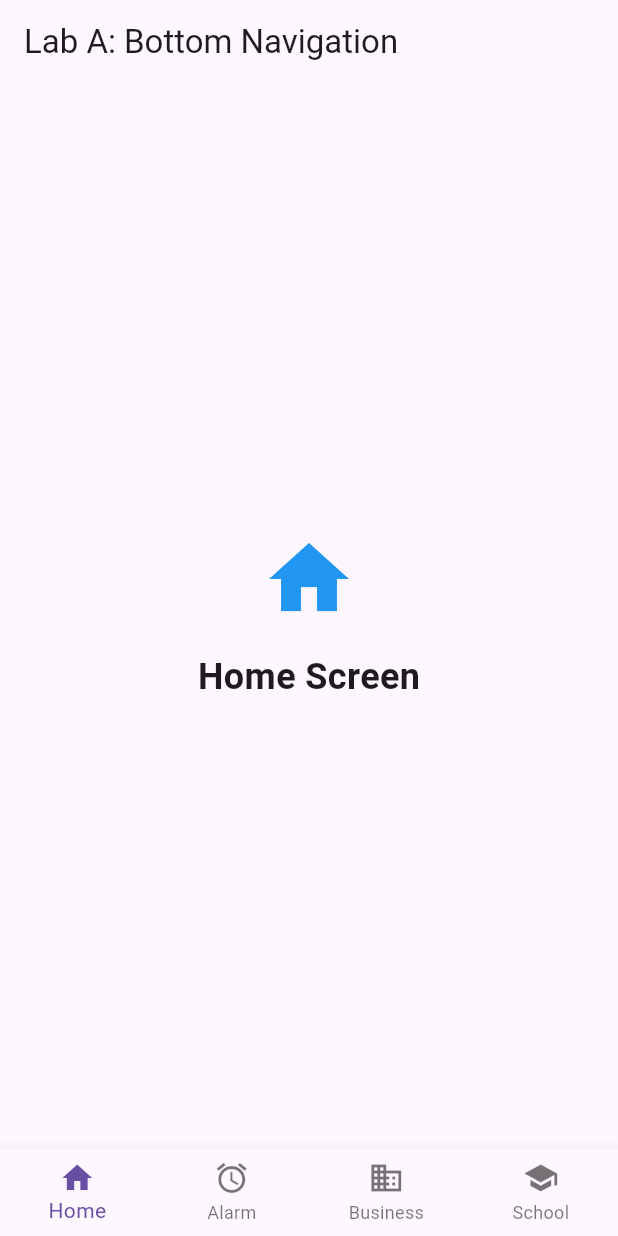
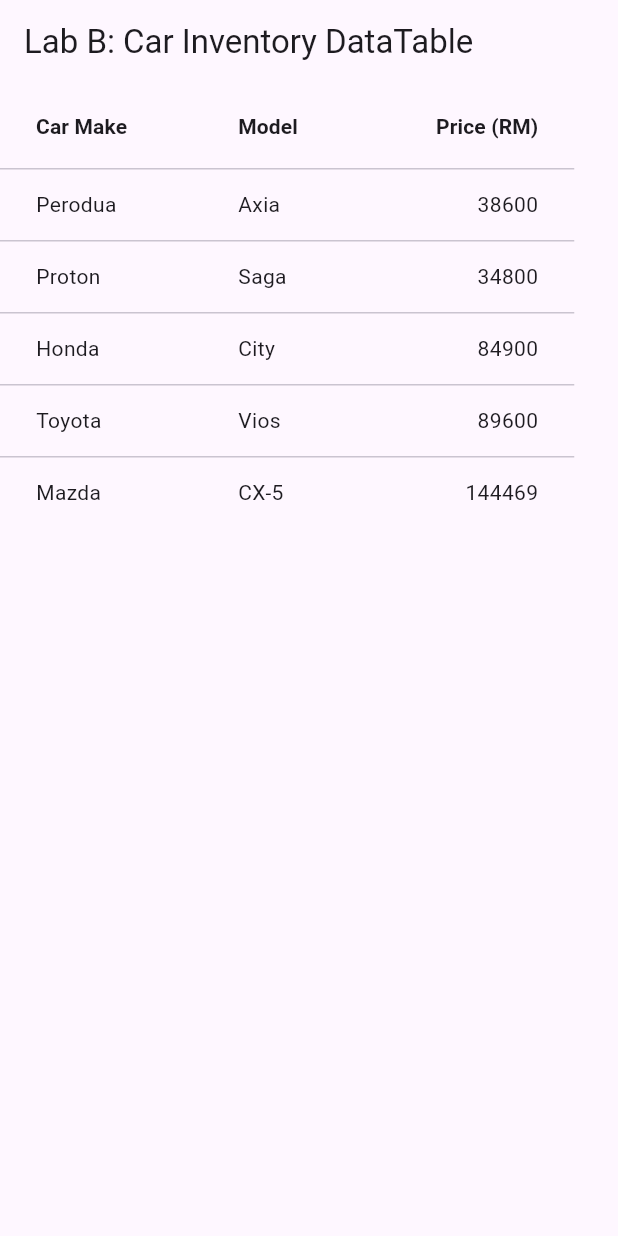
Before and after one commit to jaymex1115/TMA3084_G02_104499_Lab05_Lesson07, a Flutter app: the screen it shows after launch, on a phone screen of 412 x 824 dp. Run offline on Flutter 3.47's test engine with Material 3 defaults, Android fonts, the phone set to English and light mode, and no system bars.

Commit message:
Completed Lab B

```diff
--- a/lib/main.dart
+++ b/lib/main.dart
@@ -1,68 +1,118 @@
 import 'package:flutter/material.dart';
 
-import 'screen1.dart';
-import 'screen2.dart';
-import 'screen3.dart';
-import 'screen4.dart';
-
 void main() {
-  runApp(const LabAApp());
+  runApp(const LabBApp());
 }
 
-class LabAApp extends StatelessWidget {
-  const LabAApp({super.key});
+class LabBApp extends StatelessWidget {
+  const LabBApp({super.key});
 
   @override
   Widget build(BuildContext context) {
     return MaterialApp(
-      title: 'Lab A - BottomNavigationBar',
-      theme: ThemeData(primarySwatch: Colors.blue),
-      home: const MainNavigationScreen(),
+      title: 'Lab B - Sortable DataTable',
+      theme: ThemeData(primarySwatch: Colors.indigo),
+      home: const CarDataTableScreen(),
     );
   }
 }
 
-class MainNavigationScreen extends StatefulWidget {
-  const MainNavigationScreen({super.key});
+class Car {
+  final String make;
+  final String model;
+  final int price;
+
+  Car({required this.make, required this.model, required this.price});
+}
+
+class CarDataTableScreen extends StatefulWidget {
+  const CarDataTableScreen({super.key});
 
   @override
-  State<MainNavigationScreen> createState() => _MainNavigationScreenState();
+  State<CarDataTableScreen> createState() => _CarDataTableScreenState();
 }
 
-class _MainNavigationScreenState extends State<MainNavigationScreen> {
-  int _selectedIndex = 0;
+class _CarDataTableScreenState extends State<CarDataTableScreen> {
+  int? _sortColumnIndex;
+  bool _isAscending = true;
 
-  final List<Widget> _screens = const [
-    Screen1(),
-    Screen2(),
-    Screen3(),
-    Screen4(),
+  final List<Car> _cars = [
+    Car(make: 'Perodua', model: 'Axia', price: 38600),
+    Car(make: 'Proton', model: 'Saga', price: 34800),
+    Car(make: 'Honda', model: 'City', price: 84900),
+    Car(make: 'Toyota', model: 'Vios', price: 89600),
+    Car(make: 'Mazda', model: 'CX-5', price: 144469),
   ];
 
-  void _onItemTapped(int index) {
+  void _onSort(int columnIndex, bool ascending) {
     setState(() {
-      _selectedIndex = index;
+      _sortColumnIndex = columnIndex;
+      _isAscending = ascending;
+
+      if (columnIndex == 0) {
+        _cars.sort(
+          (a, b) =>
+              ascending ? a.make.compareTo(b.make) : b.make.compareTo(a.make),
+        );
+      } else if (columnIndex == 1) {
+        _cars.sort(
+          (a, b) => ascending
+              ? a.model.compareTo(b.model)
+              : b.model.compareTo(a.model),
+        );
+      } else if (columnIndex == 2) {
+        _cars.sort(
+          (a, b) => ascending
+              ? a.price.compareTo(b.price)
+              : b.price.compareTo(a.price),
+        );
+      }
     });
   }
 
   @override
   Widget build(BuildContext context) {
     return Scaffold(
-      appBar: AppBar(title: const Text('Lab A: Bottom Navigation')),
-      body: _screens[_selectedIndex],
-      bottomNavigationBar: BottomNavigationBar(
-        type: BottomNavigationBarType.fixed,
-        currentIndex: _selectedIndex,
-        onTap: _onItemTapped,
-        items: const [
-          BottomNavigationBarItem(icon: Icon(Icons.home), label: 'Home'),
-          BottomNavigationBarItem(icon: Icon(Icons.alarm), label: 'Alarm'),
-          BottomNavigationBarItem(
-            icon: Icon(Icons.business),
-            label: 'Business',
-          ),
-          BottomNavigationBarItem(icon: Icon(Icons.school), label: 'School'),
-        ],
+      appBar: AppBar(title: const Text('Lab B: Car Inventory DataTable')),
+      body: SingleChildScrollView(
+        scrollDirection: Axis.horizontal,
+        child: DataTable(
+          sortColumnIndex: _sortColumnIndex,
+          sortAscending: _isAscending,
+          columns: [
+            DataColumn(
+              label: const Text(
+                'Car Make',
+                style: TextStyle(fontWeight: FontWeight.bold),
+              ),
+              onSort: _onSort,
+            ),
+            DataColumn(
+              label: const Text(
+                'Model',
+                style: TextStyle(fontWeight: FontWeight.bold),
+              ),
+              onSort: _onSort,
+            ),
+            DataColumn(
+              label: const Text(
+                'Price (RM)',
+                style: TextStyle(fontWeight: FontWeight.bold),
+              ),
+              numeric: true,
+              onSort: _onSort,
+            ),
+          ],
+          rows: _cars.map((car) {
+            return DataRow(
+              cells: [
+                DataCell(Text(car.make)),
+                DataCell(Text(car.model)),
+                DataCell(Text(car.price.toString())),
+              ],
+            );
+          }).toList(),
+        ),
       ),
     );
   }
```
